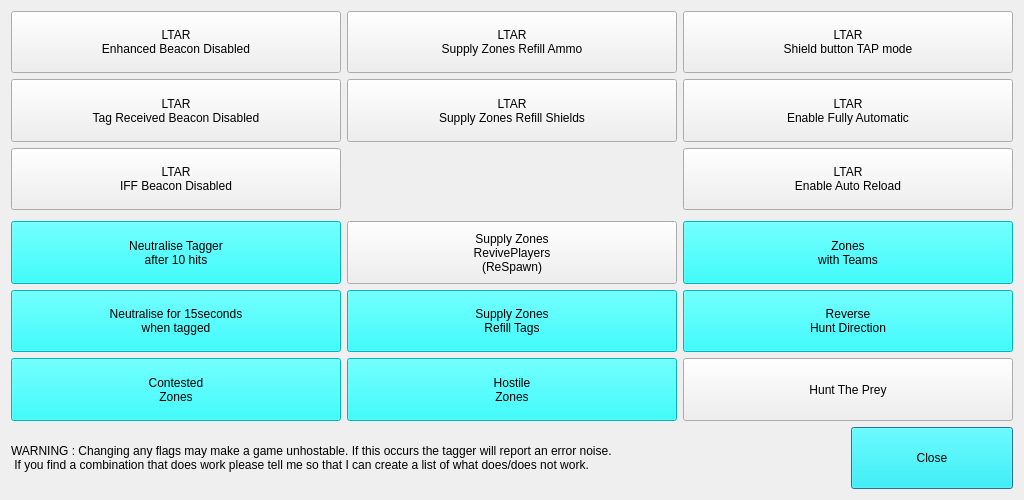
Before: the Qt Designer form FlagsWindow.ui in rmick/Combobulator, drawn with Qt 5.
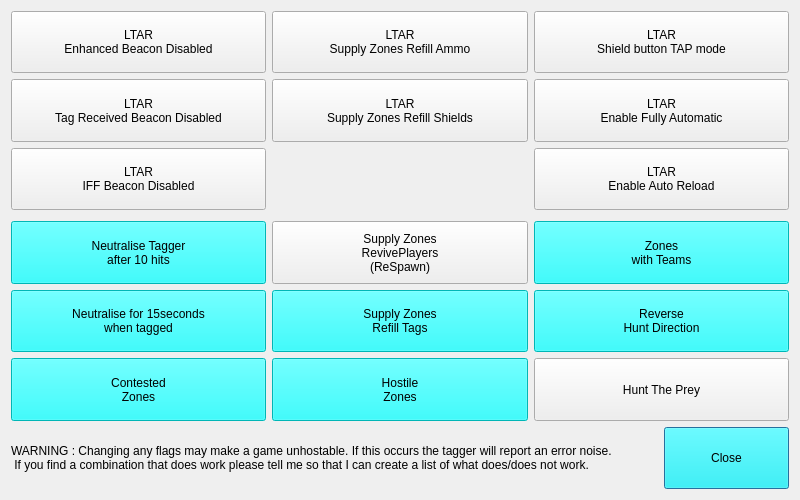
After: the same form once the commit is applied.

What changed in the file:
```diff
--- a/FlagsWindow.ui
+++ b/FlagsWindow.ui
@@ -6,7 +6,7 @@
    <rect>
     <x>0</x>
     <y>0</y>
-    <width>1024</width>
+    <width>800</width>
     <height>500</height>
    </rect>
   </property>
```
